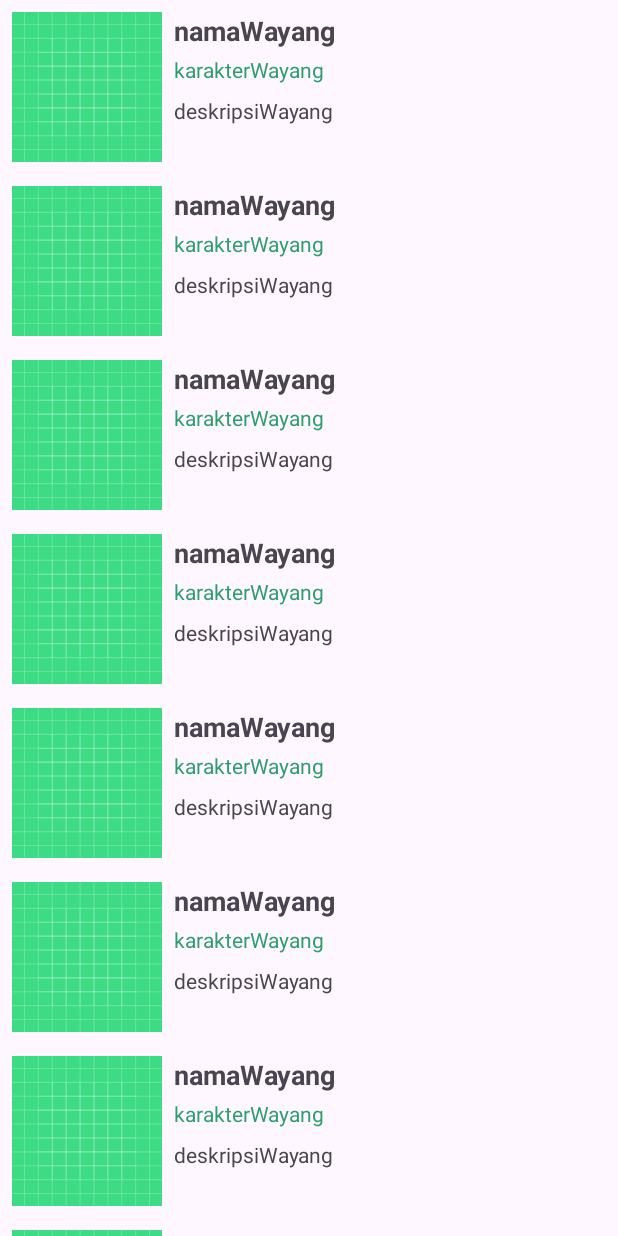
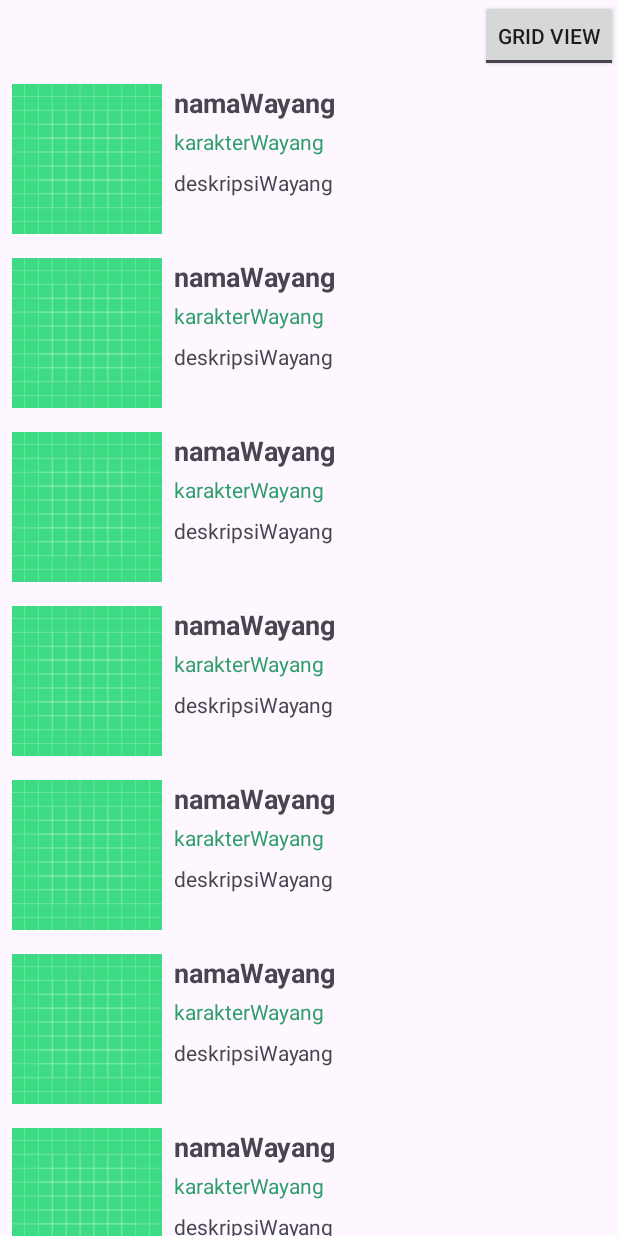
Before and after one commit to EZRABS/RecyclerView, an Android app: the screen it shows after launch (MainActivity), on a phone screen of 412 x 824 dp. Run offline under Robolectric (Android 15) with nearby library versions, the phone set to English and light mode, and no system bars.

Commit message:
GRID LAYOUT MANAGER

```diff
--- a/app/src/main/java/com/example/recyclerview/MainActivity.kt
+++ b/app/src/main/java/com/example/recyclerview/MainActivity.kt
@@ -5,6 +5,7 @@ import androidx.activity.enableEdgeToEdge
 import androidx.appcompat.app.AppCompatActivity
 import androidx.core.view.ViewCompat
 import androidx.core.view.WindowInsetsCompat
+import androidx.recyclerview.widget.GridLayoutManager
 import androidx.recyclerview.widget.LinearLayoutManager
 import com.example.recyclerview.databinding.ActivityMainBinding
 
@@ -33,6 +34,10 @@ class MainActivity : AppCompatActivity() {
         siapkanData()
         tambahData()
         tampilkanData()
+
+        binding.btnToggleLayout.setOnCheckedChangeListener { _, isChecked ->
+            tampilkanData()
+        }
     }
 
     private fun siapkanData() {
@@ -56,7 +61,12 @@ class MainActivity : AppCompatActivity() {
     }
 
     private fun tampilkanData() {
-        binding.rvWayang.layoutManager = LinearLayoutManager(this)
+        if (binding.btnToggleLayout.isChecked) {
+            binding.rvWayang.layoutManager = GridLayoutManager(this, 2)
+        } else {
+            binding.rvWayang.layoutManager = LinearLayoutManager(this)
+        }
+
         binding.rvWayang.adapter = AdapterRecView(_arWayang)
     }
 
--- a/app/src/main/res/layout/activity_main.xml
+++ b/app/src/main/res/layout/activity_main.xml
@@ -8,6 +8,15 @@
     android:orientation="vertical"
     tools:context=".MainActivity">
 
+    <ToggleButton
+        android:id="@+id/btnToggleLayout"
+        android:layout_width="wrap_content"
+        android:layout_height="wrap_content"
+        android:layout_gravity="end"
+        android:textOn="List View"
+        android:textOff="Grid View"
+        android:checked="false" />
+
     <androidx.recyclerview.widget.RecyclerView
         android:layout_width="match_parent"
         android:layout_height="match_parent"
```
